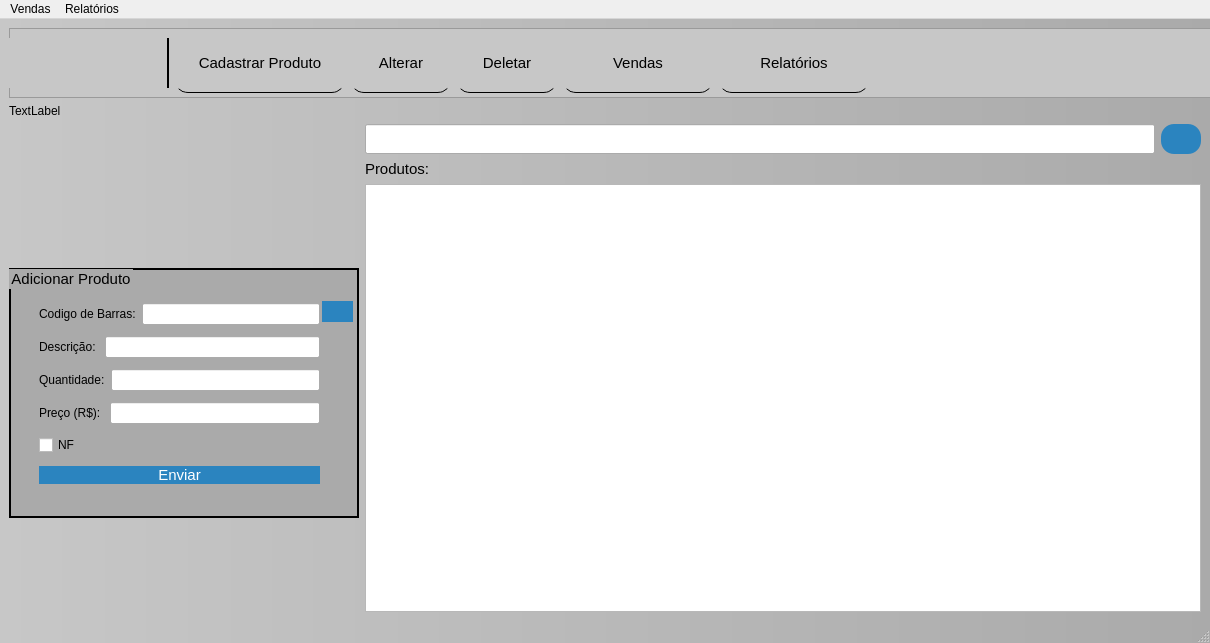
Before: the Qt Designer form mainwindow.ui in GabR36/QEstoqueLoja, drawn with Qt 5.
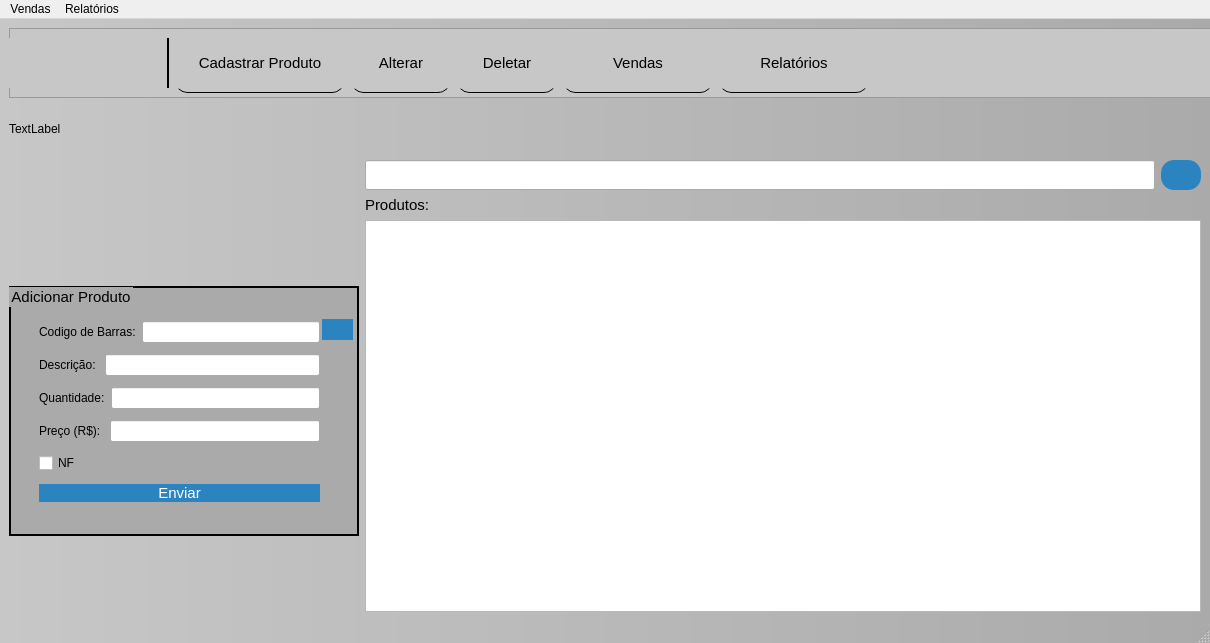
After: the same form once the commit is applied. Icons and pictures are not drawn.

Patch:
```diff
--- a/mainwindow.ui
+++ b/mainwindow.ui
@@ -662,6 +662,24 @@
     </item>
     <item row="2" column="0">
      <widget class="QLabel" name="labelTeste">
+      <property name="sizePolicy">
+       <sizepolicy hsizetype="Fixed" vsizetype="Fixed">
+        <horstretch>0</horstretch>
+        <verstretch>0</verstretch>
+       </sizepolicy>
+      </property>
+      <property name="minimumSize">
+       <size>
+        <width>60</width>
+        <height>50</height>
+       </size>
+      </property>
+      <property name="sizeIncrement">
+       <size>
+        <width>60</width>
+        <height>50</height>
+       </size>
+      </property>
       <property name="text">
        <string>TextLabel</string>
       </property>
```
Left out of the diff: 2 changed lines with no effect on the pictures.
